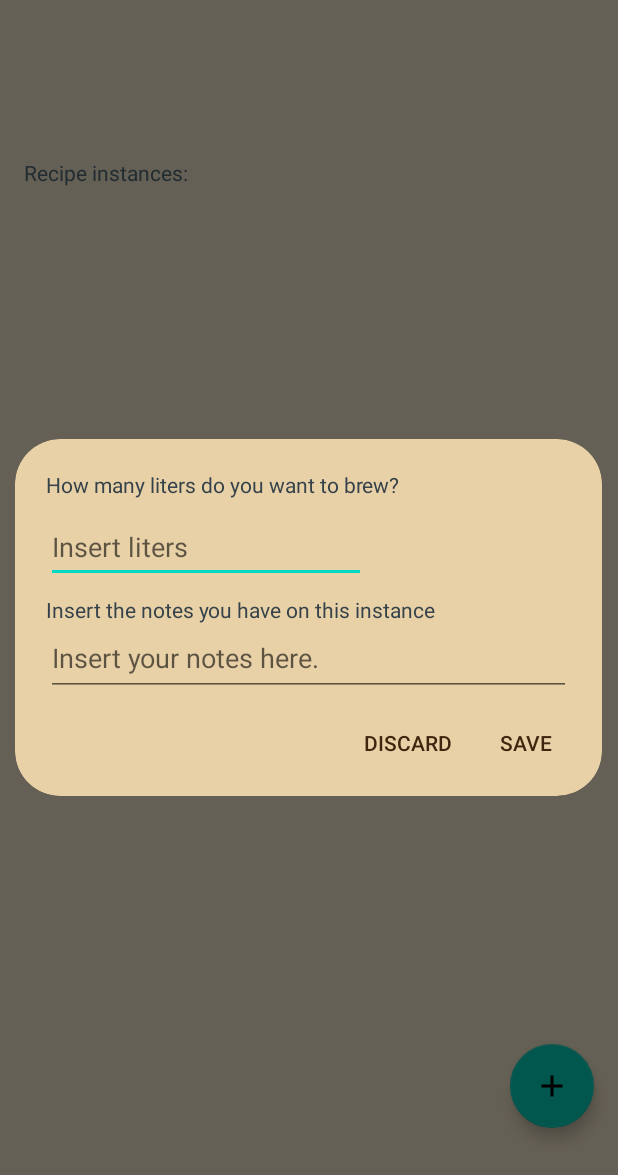
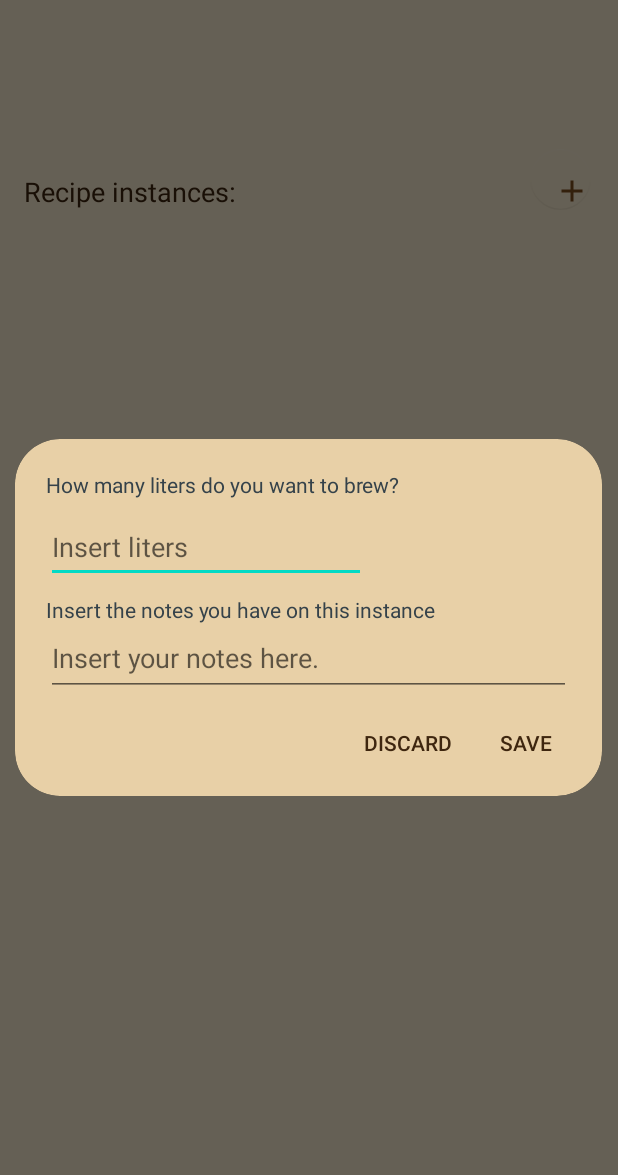
Before and after one commit to UnimibSoftEngCourse2022/progetto-birra-1-beer2beer, an Android app: the fragment RecipeDetailFragment placed in its activity, after a tap on "Add a recipe instance", on a phone screen of 412 x 824 dp. Shown: the top 1175 px of the screen. Run offline under Robolectric (Android 15) with nearby library versions, the phone set to English and light mode, and no system bars; our stand-ins replace Room's generated code, data binding, navigation-ui; libraries missing offline, so code that uses them is left out: org.apache.commons; 4 statements that could not run were skipped.

Commit message:
Modify fragment_recipe_detail.xml

```diff
--- a/app/src/main/res/layout/fragment_recipe_detail.xml
+++ b/app/src/main/res/layout/fragment_recipe_detail.xml
@@ -4,7 +4,6 @@
     xmlns:tools="http://schemas.android.com/tools">
 
     <data>
-
         <variable
             name="viewModel"
             type="com.example.beer2beer.SharedViewModel" />
@@ -22,83 +21,87 @@
             app:layout_constraintStart_toStartOf="parent"
             app:layout_constraintTop_toTopOf="parent">
 
-            <RelativeLayout
+            <LinearLayout
                 android:layout_width="match_parent"
                 android:layout_height="wrap_content"
-                android:padding="8dp">
+                android:orientation="vertical"
+                android:gravity="center">
 
                 <TextView
                     android:id="@+id/recipeNameTextView"
                     android:layout_width="wrap_content"
                     android:layout_height="wrap_content"
-                    android:layout_alignParentStart="true"
-                    android:layout_alignParentTop="true"
-                    android:layout_alignParentEnd="true"
-                    android:layout_marginStart="8dp"
-                    android:layout_marginTop="16dp"
+                    android:padding="16dp"
+                    tools:text="@string/recipeName"
                     android:textSize="28sp"
-                    tools:text="Recipe name" />
+                    android:textColor="@color/textBrown" />
 
                 <TextView
                     android:id="@+id/recipeDescriptionTextView"
                     android:layout_width="match_parent"
                     android:layout_height="wrap_content"
-                    android:layout_below="@+id/recipeNameTextView"
-                    android:layout_alignParentStart="true"
-                    android:layout_alignParentEnd="true"
-                    android:layout_marginStart="8dp"
-                    android:layout_marginTop="8dp"
-                    android:layout_marginEnd="8dp"
-                    android:text="@string/description" />
+                    android:paddingStart="16dp"
+                    android:textSize="14sp"
+                    android:textColor="@color/textBrown"
+                    android:text="@string/description"
+                    tools:ignore="RtlSymmetry" />
 
                 <androidx.recyclerview.widget.RecyclerView
                     android:id="@+id/ingredientsRecyclerView"
                     android:layout_width="match_parent"
                     android:layout_height="wrap_content"
-                    android:layout_below="@+id/recipeDescriptionTextView"
-                    android:layout_marginTop="8dp"
+                    android:layout_marginTop="10dp"
                     app:layoutManager="androidx.recyclerview.widget.LinearLayoutManager"
                     tools:itemCount="1"
                     tools:listitem="@layout/recipe_ingredient_item">
-
                 </androidx.recyclerview.widget.RecyclerView>
 
-                <TextView
-                    android:id="@+id/recipeInstancesTextView"
-                    android:layout_width="wrap_content"
+                <LinearLayout
+                    android:layout_width="match_parent"
                     android:layout_height="wrap_content"
-                    android:layout_below="@+id/ingredientsRecyclerView"
-                    android:layout_alignParentStart="true"
-                    android:layout_marginStart="8dp"
-                    android:layout_marginTop="8dp"
-                    android:text="@string/recipeInstancesTextView"
-                    android:textColor="#546E7A" />
+                    android:orientation="horizontal">
+
+                    <TextView
+                        android:id="@+id/recipeInstancesTextView"
+                        android:layout_width="wrap_content"
+                        android:layout_height="wrap_content"
+                        android:paddingStart="16dp"
+                        android:paddingTop="16dp"
+                        android:textSize="18sp"
+                        android:textColor="@color/textBrown"
+                        android:text="@string/recipeInstancesTextView"
+                        tools:ignore="RtlSymmetry"/>
+
+                    <androidx.coordinatorlayout.widget.CoordinatorLayout
+                        android:layout_width="match_parent"
+                        android:layout_height="match_parent">
+
+                        <com.google.android.material.floatingactionbutton.FloatingActionButton
+                            android:id="@+id/addInstanceFab"
+                            android:layout_width="wrap_content"
+                            android:layout_height="wrap_content"
+                            android:layout_gravity="end|top"
+                            android:layout_marginEnd="18dp"
+                            android:backgroundTint="@android:color/transparent"
+                            android:outlineProvider="none"
+                            android:clickable="true"
+                            app:tint="@color/plusPage"
+                            app:backgroundTint="@android:color/transparent"
+                            app:srcCompat="@drawable/ic_baseline_add_24"
+                            android:contentDescription="@string/addInstanceFabCD"
+                            tools:ignore="ImageContrastCheck" />
+                    </androidx.coordinatorlayout.widget.CoordinatorLayout>
+                </LinearLayout>
 
                 <androidx.recyclerview.widget.RecyclerView
                     android:id="@+id/recipeInstancesRecyclerView"
                     android:layout_width="match_parent"
                     android:layout_height="wrap_content"
-                    android:layout_below="@+id/recipeInstancesTextView"
-                    android:layout_marginTop="6dp"
+                    android:layout_marginTop="10dp"
                     app:layoutManager="androidx.recyclerview.widget.LinearLayoutManager"
                     tools:itemCount="3"
                     tools:listitem="@layout/recipe_instance_item" />
-
-            </RelativeLayout>
+            </LinearLayout>
         </ScrollView>
-
-        <com.google.android.material.floatingactionbutton.FloatingActionButton
-            android:id="@+id/addInstanceFab"
-            android:layout_width="wrap_content"
-            android:layout_height="wrap_content"
-            android:layout_marginEnd="16dp"
-            android:layout_marginBottom="16dp"
-            android:contentDescription="@string/addInstanceFabCD"
-            app:layout_constraintBottom_toBottomOf="parent"
-            app:layout_constraintEnd_toEndOf="parent"
-            app:srcCompat="@drawable/ic_baseline_add_24"
-            tools:ignore="ImageContrastCheck" />
     </androidx.constraintlayout.widget.ConstraintLayout>
-
-
 </layout>
```
